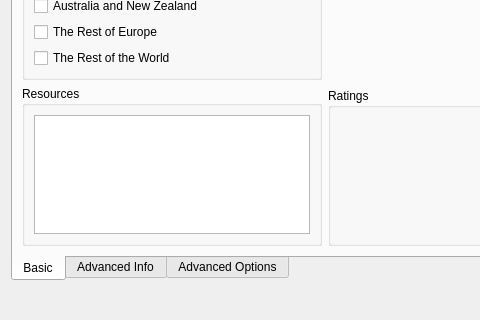
Old version of the form Velocity/xexdialog.ui in the repository hetelek/Velocity; both pictures show x 0 to 480 and y 240 to 560 of the 650 by 560 pixel window.
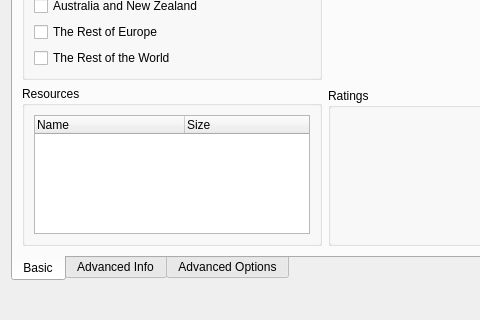
New version of the form. Icons and pictures are not drawn.

Commit message: Add heading to resource files table

```diff
--- a/Velocity/xexdialog.ui
+++ b/Velocity/xexdialog.ui
@@ -129,10 +129,10 @@
             <item>
              <widget class="QTreeWidget" name="treResources">
               <attribute name="headerVisible">
-               <bool>false</bool>
+               <bool>true</bool>
               </attribute>
               <attribute name="headerDefaultSectionSize">
-               <number>100</number>
+               <number>150</number>
               </attribute>
               <column>
                <property name="text">
```
